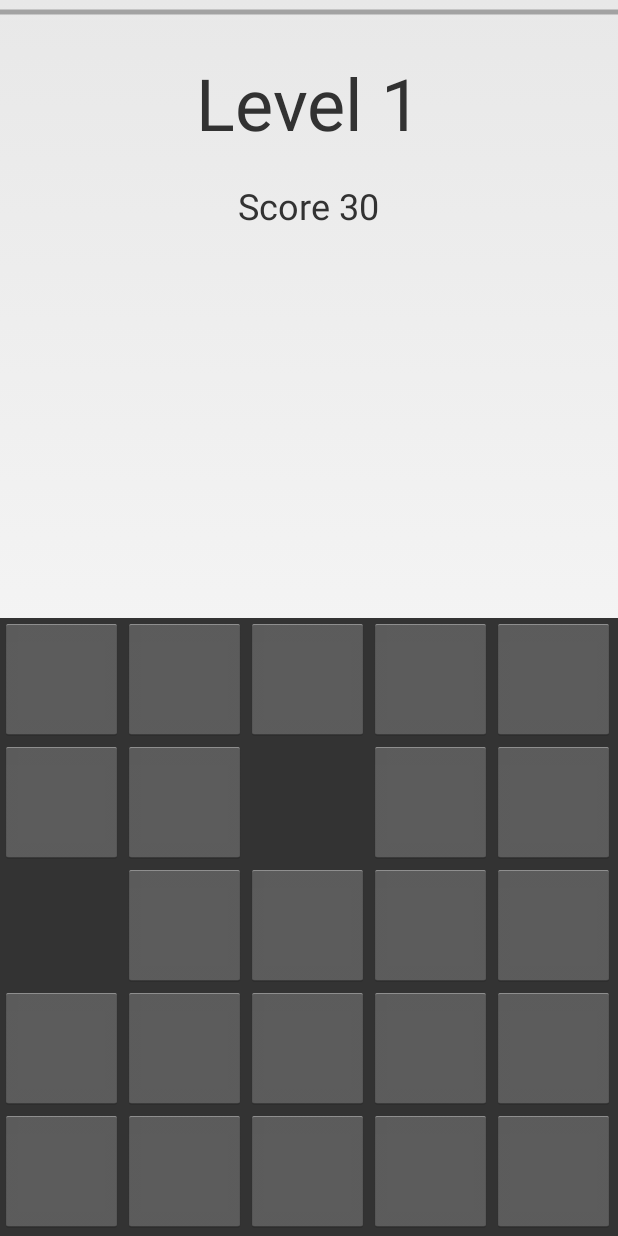
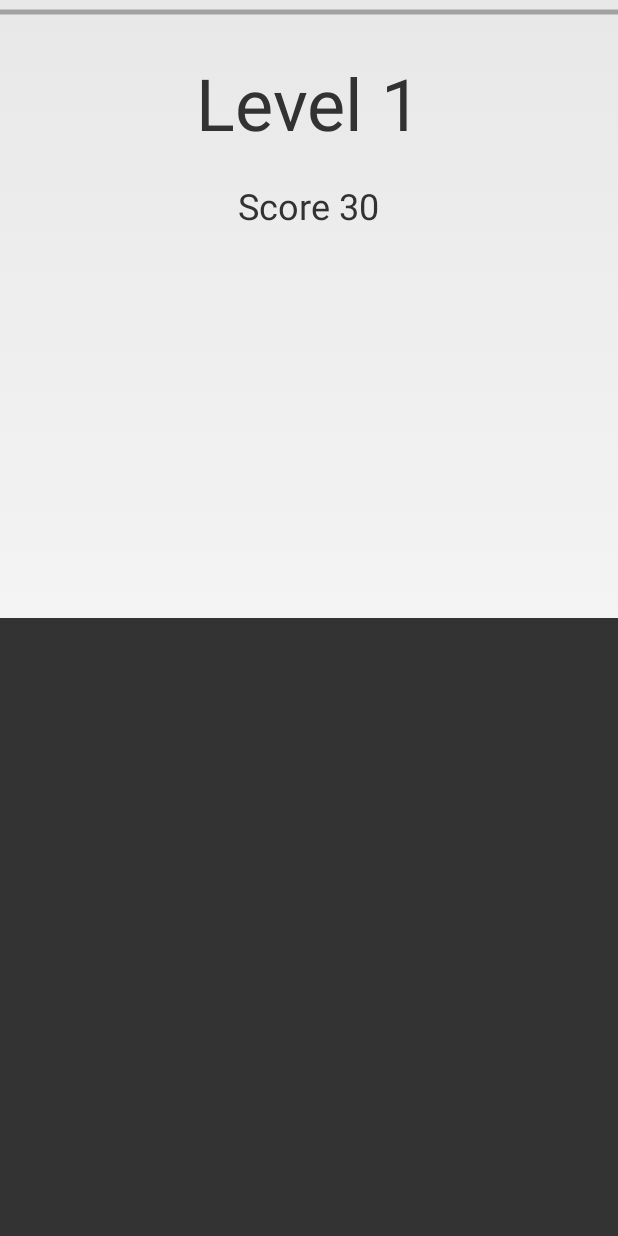
Before and after one commit to ana-balica/meow_letters, an Android app: the GameActivity screen opened directly, with no data from a screen before it, on a phone screen of 412 x 824 dp. Run offline under Robolectric (Android 15) with nearby library versions, the phone set to English and light mode, and no system bars.

Commit message:
make all buttons invisible at first

```diff
--- a/app/src/main/res/layout/activity_game.xml
+++ b/app/src/main/res/layout/activity_game.xml
@@ -50,31 +50,31 @@
                 android:id="@+id/letter_00_button"
                 custom:row="0"
                 custom:column="0"
-                style="@style/letter_button"/>
+                style="@style/invisible_letter_button"/>
 
             <anabalica.github.io.meowletters.customviews.SquareButton
                 android:id="@+id/letter_01_button"
                 custom:row="0"
                 custom:column="1"
-                style="@style/letter_button"/>
+                style="@style/invisible_letter_button"/>
 
             <anabalica.github.io.meowletters.customviews.SquareButton
                 android:id="@+id/letter_02_button"
                 custom:row="0"
                 custom:column="2"
-                style="@style/letter_button"/>
+                style="@style/invisible_letter_button"/>
 
             <anabalica.github.io.meowletters.customviews.SquareButton
                 android:id="@+id/letter_03_button"
                 custom:row="0"
                 custom:column="3"
-                style="@style/letter_button"/>
+                style="@style/invisible_letter_button"/>
 
             <anabalica.github.io.meowletters.customviews.SquareButton
                 android:id="@+id/letter_04_button"
                 custom:row="0"
                 custom:column="4"
-                style="@style/letter_button"/>
+                style="@style/invisible_letter_button"/>
 
         </anabalica.github.io.meowletters.customviews.CustomTableRow>
 
@@ -85,13 +85,13 @@
                 android:id="@+id/letter_10_button"
                 custom:row="1"
                 custom:column="0"
-                style="@style/letter_button"/>
+                style="@style/invisible_letter_button"/>
 
             <anabalica.github.io.meowletters.customviews.SquareButton
                 android:id="@+id/letter_11_button"
                 custom:row="1"
                 custom:column="1"
-                style="@style/letter_button"/>
+                style="@style/invisible_letter_button"/>
 
             <anabalica.github.io.meowletters.customviews.SquareButton
                 android:id="@+id/letter_12_button"
@@ -103,13 +103,13 @@
                 android:id="@+id/letter_13_button"
                 custom:row="1"
                 custom:column="3"
-                style="@style/letter_button"/>
+                style="@style/invisible_letter_button"/>
 
             <anabalica.github.io.meowletters.customviews.SquareButton
                 android:id="@+id/letter_14_button"
                 custom:row="1"
                 custom:column="4"
-                style="@style/letter_button"/>
+                style="@style/invisible_letter_button"/>
 
         </anabalica.github.io.meowletters.customviews.CustomTableRow>
 
@@ -126,25 +126,25 @@
                 android:id="@+id/letter_21_button"
                 custom:row="2"
                 custom:column="1"
-                style="@style/letter_button"/>
+                style="@style/invisible_letter_button"/>
 
             <anabalica.github.io.meowletters.customviews.SquareButton
                 android:id="@+id/letter_22_button"
                 custom:row="2"
                 custom:column="2"
-                style="@style/letter_button"/>
+                style="@style/invisible_letter_button"/>
 
             <anabalica.github.io.meowletters.customviews.SquareButton
                 android:id="@+id/letter_23_button"
                 custom:row="2"
                 custom:column="3"
-                style="@style/letter_button"/>
+                style="@style/invisible_letter_button"/>
 
             <anabalica.github.io.meowletters.customviews.SquareButton
                 android:id="@+id/letter_24_button"
                 custom:row="2"
                 custom:column="4"
-                style="@style/letter_button"/>
+                style="@style/invisible_letter_button"/>
 
         </anabalica.github.io.meowletters.customviews.CustomTableRow>
 
@@ -155,31 +155,31 @@
                 android:id="@+id/letter_30_button"
                 custom:row="3"
                 custom:column="0"
-                style="@style/letter_button"/>
+                style="@style/invisible_letter_button"/>
 
             <anabalica.github.io.meowletters.customviews.SquareButton
                 android:id="@+id/letter_31_button"
                 custom:row="3"
                 custom:column="1"
-                style="@style/letter_button"/>
+                style="@style/invisible_letter_button"/>
 
             <anabalica.github.io.meowletters.customviews.SquareButton
                 android:id="@+id/letter_32_button"
                 custom:row="3"
                 custom:column="2"
-                style="@style/letter_button"/>
+                style="@style/invisible_letter_button"/>
 
             <anabalica.github.io.meowletters.customviews.SquareButton
                 android:id="@+id/letter_33_button"
                 custom:row="3"
                 custom:column="3"
-                style="@style/letter_button"/>
+                style="@style/invisible_letter_button"/>
 
             <anabalica.github.io.meowletters.customviews.SquareButton
                 android:id="@+id/letter_34_button"
                 custom:row="3"
                 custom:column="4"
-                style="@style/letter_button"/>
+                style="@style/invisible_letter_button"/>
 
         </anabalica.github.io.meowletters.customviews.CustomTableRow>
 
@@ -190,31 +190,31 @@
                 android:id="@+id/letter_40_button"
                 custom:row="4"
                 custom:column="0"
-                style="@style/letter_button"/>
+                style="@style/invisible_letter_button"/>
 
             <anabalica.github.io.meowletters.customviews.SquareButton
                 android:id="@+id/letter_41_button"
                 custom:row="4"
                 custom:column="1"
-                style="@style/letter_button"/>
+                style="@style/invisible_letter_button"/>
 
             <anabalica.github.io.meowletters.customviews.SquareButton
                 android:id="@+id/letter_42_button"
                 custom:row="4"
                 custom:column="2"
-                style="@style/letter_button"/>
+                style="@style/invisible_letter_button"/>
 
             <anabalica.github.io.meowletters.customviews.SquareButton
                 android:id="@+id/letter_43_button"
                 custom:row="4"
                 custom:column="3"
-                style="@style/letter_button"/>
+                style="@style/invisible_letter_button"/>
 
             <anabalica.github.io.meowletters.customviews.SquareButton
                 android:id="@+id/letter_44_button"
                 custom:row="4"
                 custom:column="4"
-                style="@style/letter_button"/>
+                style="@style/invisible_letter_button"/>
 
         </anabalica.github.io.meowletters.customviews.CustomTableRow>
 
```
